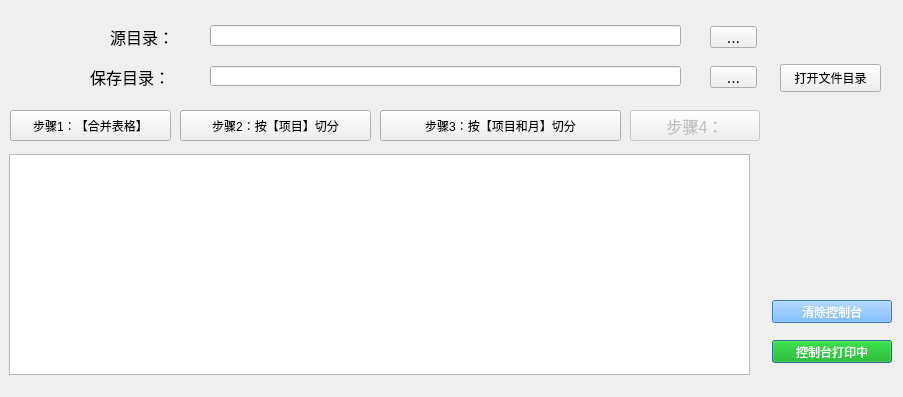
Before: the Qt Designer form qtui.ui in wyt1234/I2_production_computation2, drawn with Qt 5.
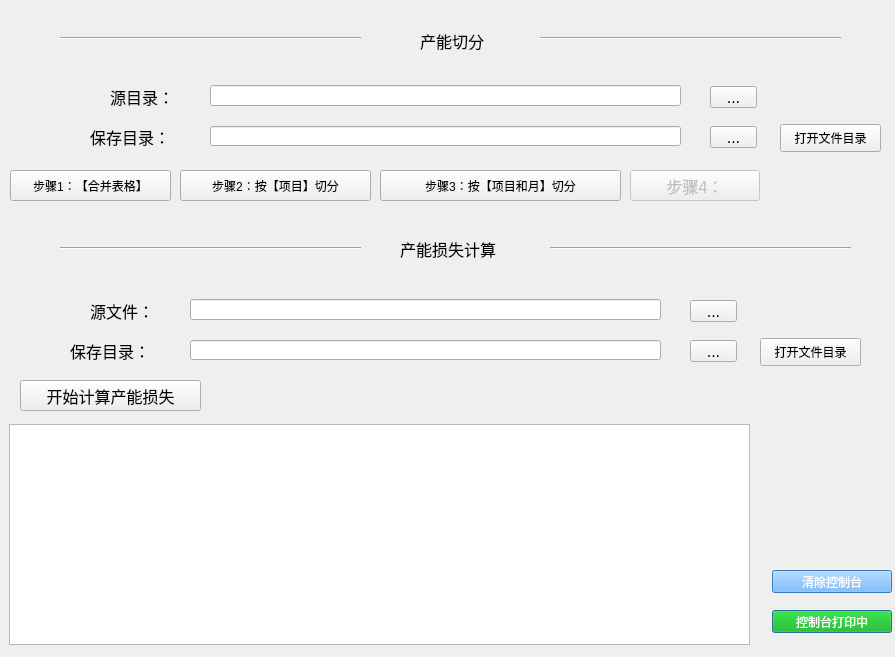
After: the same form once the commit is applied.

Commit message: release v2 增加产能损失计算

What changed in the file:
```diff
--- a/qtui.ui
+++ b/qtui.ui
@@ -6,8 +6,8 @@
    <rect>
     <x>0</x>
     <y>0</y>
-    <width>903</width>
-    <height>397</height>
+    <width>895</width>
+    <height>657</height>
    </rect>
   </property>
   <property name="minimumSize">
@@ -31,7 +31,7 @@
    <property name="geometry">
     <rect>
      <x>9</x>
-     <y>154</y>
+     <y>424</y>
      <width>741</width>
      <height>221</height>
     </rect>
@@ -46,7 +46,7 @@
    <property name="geometry">
     <rect>
      <x>772</x>
-     <y>340</y>
+     <y>610</y>
      <width>120</width>
      <height>23</height>
     </rect>
@@ -73,7 +73,7 @@
    <property name="geometry">
     <rect>
      <x>772</x>
-     <y>300</y>
+     <y>570</y>
      <width>120</width>
      <height>23</height>
     </rect>
@@ -100,7 +100,7 @@
    <property name="geometry">
     <rect>
      <x>710</x>
-     <y>26</y>
+     <y>86</y>
      <width>47</width>
      <height>22</height>
     </rect>
@@ -113,7 +113,7 @@
    <property name="geometry">
     <rect>
      <x>210</x>
-     <y>25</y>
+     <y>85</y>
      <width>471</width>
      <height>21</height>
     </rect>
@@ -131,7 +131,7 @@
    <property name="geometry">
     <rect>
      <x>10</x>
-     <y>110</y>
+     <y>170</y>
      <width>161</width>
      <height>31</height>
     </rect>
@@ -149,7 +149,7 @@
    <property name="geometry">
     <rect>
      <x>180</x>
-     <y>110</y>
+     <y>170</y>
      <width>191</width>
      <height>31</height>
     </rect>
@@ -167,7 +167,7 @@
    <property name="geometry">
     <rect>
      <x>380</x>
-     <y>110</y>
+     <y>170</y>
      <width>241</width>
      <height>31</height>
     </rect>
@@ -188,7 +188,7 @@
    <property name="geometry">
     <rect>
      <x>630</x>
-     <y>110</y>
+     <y>170</y>
      <width>130</width>
      <height>31</height>
     </rect>
@@ -201,7 +201,7 @@
    <property name="geometry">
     <rect>
      <x>710</x>
-     <y>66</y>
+     <y>126</y>
      <width>47</width>
      <height>22</height>
     </rect>
@@ -214,7 +214,7 @@
    <property name="geometry">
     <rect>
      <x>210</x>
-     <y>66</y>
+     <y>126</y>
      <width>471</width>
      <height>20</height>
     </rect>
@@ -229,7 +229,7 @@
    <property name="geometry">
     <rect>
      <x>110</x>
-     <y>26</y>
+     <y>86</y>
      <width>131</width>
      <height>21</height>
     </rect>
@@ -242,7 +242,7 @@
    <property name="geometry">
     <rect>
      <x>90</x>
-     <y>56</y>
+     <y>116</y>
      <width>131</width>
      <height>41</height>
     </rect>
@@ -255,7 +255,7 @@
    <property name="geometry">
     <rect>
      <x>780</x>
-     <y>64</y>
+     <y>124</y>
      <width>101</width>
      <height>28</height>
     </rect>
@@ -269,6 +269,200 @@
     <string>打开文件目录</string>
    </property>
   </widget>
+  <widget class="Line" name="line">
+   <property name="geometry">
+    <rect>
+     <x>60</x>
+     <y>240</y>
+     <width>301</width>
+     <height>16</height>
+    </rect>
+   </property>
+   <property name="orientation">
+    <enum>Qt::Horizontal</enum>
+   </property>
+  </widget>
+  <widget class="QPushButton" name="pushButton_8">
+   <property name="geometry">
+    <rect>
+     <x>760</x>
+     <y>338</y>
+     <width>101</width>
+     <height>28</height>
+    </rect>
+   </property>
+   <property name="font">
+    <font>
+     <pointsize>9</pointsize>
+    </font>
+   </property>
+   <property name="text">
+    <string>打开文件目录</string>
+   </property>
+  </widget>
+  <widget class="QLineEdit" name="lineEdit_3">
+   <property name="geometry">
+    <rect>
+     <x>190</x>
+     <y>299</y>
+     <width>471</width>
+     <height>21</height>
+    </rect>
+   </property>
+   <property name="font">
+    <font>
+     <pointsize>8</pointsize>
+    </font>
+   </property>
+   <property name="text">
+    <string/>
+   </property>
+  </widget>
+  <widget class="QLineEdit" name="lineEdit_4">
+   <property name="geometry">
+    <rect>
+     <x>190</x>
+     <y>340</y>
+     <width>471</width>
+     <height>20</height>
+    </rect>
+   </property>
+   <property name="font">
+    <font>
+     <pointsize>8</pointsize>
+    </font>
+   </property>
+  </widget>
+  <widget class="QLabel" name="label_3">
+   <property name="geometry">
+    <rect>
+     <x>90</x>
+     <y>300</y>
+     <width>131</width>
+     <height>21</height>
+    </rect>
+   </property>
+   <property name="text">
+    <string>源文件：</string>
+   </property>
+  </widget>
+  <widget class="QToolButton" name="toolButton_3">
+   <property name="geometry">
+    <rect>
+     <x>690</x>
+     <y>340</y>
+     <width>47</width>
+     <height>22</height>
+    </rect>
+   </property>
+   <property name="text">
+    <string>...</string>
+   </property>
+  </widget>
+  <widget class="QToolButton" name="toolButton_4">
+   <property name="geometry">
+    <rect>
+     <x>690</x>
+     <y>300</y>
+     <width>47</width>
+     <height>22</height>
+    </rect>
+   </property>
+   <property name="text">
+    <string>...</string>
+   </property>
+  </widget>
+  <widget class="QLabel" name="label_4">
+   <property name="geometry">
+    <rect>
+     <x>70</x>
+     <y>330</y>
+     <width>131</width>
+     <height>41</height>
+    </rect>
+   </property>
+   <property name="text">
+    <string>保存目录：</string>
+   </property>
+  </widget>
+  <widget class="QLabel" name="label_5">
+   <property name="geometry">
+    <rect>
+     <x>400</x>
+     <y>238</y>
+     <width>111</width>
+     <height>21</height>
+    </rect>
+   </property>
+   <property name="text">
+    <string>产能损失计算</string>
+   </property>
+  </widget>
+  <widget class="Line" name="line_2">
+   <property name="geometry">
+    <rect>
+     <x>60</x>
+     <y>30</y>
+     <width>301</width>
+     <height>16</height>
+    </rect>
+   </property>
+   <property name="orientation">
+    <enum>Qt::Horizontal</enum>
+   </property>
+  </widget>
+  <widget class="QLabel" name="label_6">
+   <property name="geometry">
+    <rect>
+     <x>420</x>
+     <y>30</y>
+     <width>111</width>
+     <height>21</height>
+    </rect>
+   </property>
+   <property name="text">
+    <string>产能切分</string>
+   </property>
+  </widget>
+  <widget class="Line" name="line_3">
+   <property name="geometry">
+    <rect>
+     <x>540</x>
+     <y>30</y>
+     <width>301</width>
+     <height>16</height>
+    </rect>
+   </property>
+   <property name="orientation">
+    <enum>Qt::Horizontal</enum>
+   </property>
+  </widget>
+  <widget class="Line" name="line_4">
+   <property name="geometry">
+    <rect>
+     <x>550</x>
+     <y>240</y>
+     <width>301</width>
+     <height>16</height>
+    </rect>
+   </property>
+   <property name="orientation">
+    <enum>Qt::Horizontal</enum>
+   </property>
+  </widget>
+  <widget class="QPushButton" name="pushButton_9">
+   <property name="geometry">
+    <rect>
+     <x>20</x>
+     <y>380</y>
+     <width>181</width>
+     <height>31</height>
+    </rect>
+   </property>
+   <property name="text">
+    <string>开始计算产能损失</string>
+   </property>
+  </widget>
  </widget>
  <resources/>
  <connections/>
```
The commit also changes 5 other files.
